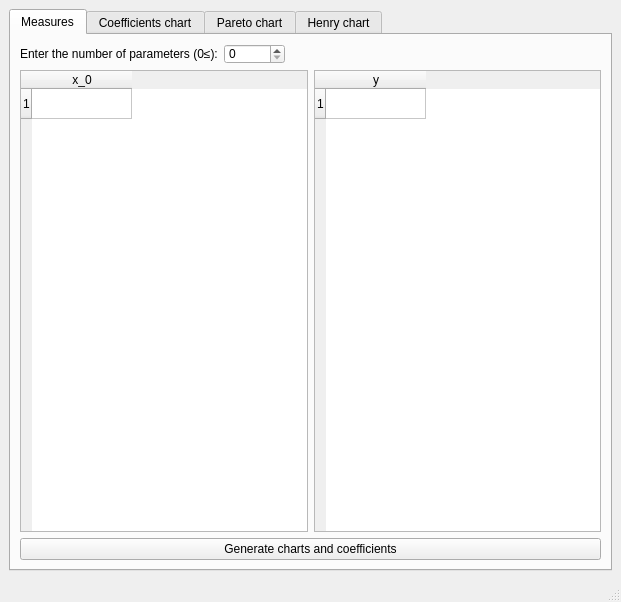
Qt form src/doe.ui (2010019970909/design_of_experiments) before a commit.
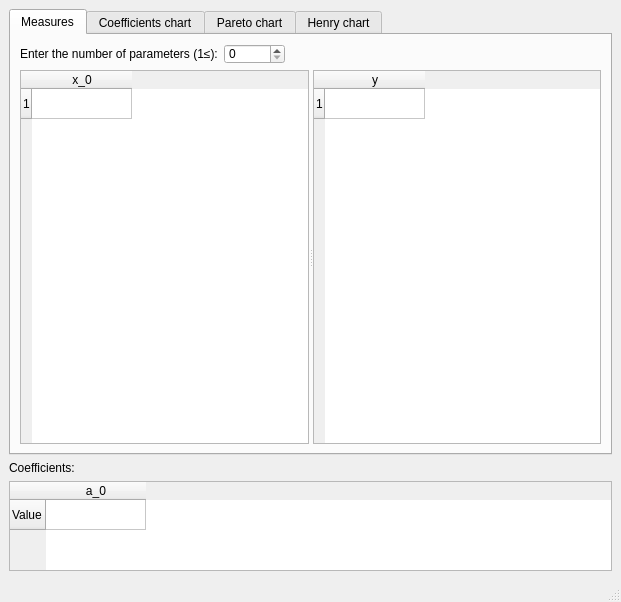
The same form after that commit. Custom widgets are drawn as their Qt base class.

Commit message: Minimal GUI without Pareto and Henry charts

```diff
--- a/src/doe.ui
+++ b/src/doe.ui
@@ -20,9 +20,12 @@
    <bool>true</bool>
   </property>
   <widget class="QWidget" name="centralwidget">
-   <layout class="QHBoxLayout" name="horizontalLayout">
+   <layout class="QVBoxLayout" name="verticalLayout_3">
     <item>
      <widget class="QTabWidget" name="tabWidget">
+      <property name="enabled">
+       <bool>true</bool>
+      </property>
       <property name="currentIndex">
        <number>0</number>
       </property>
@@ -53,7 +56,7 @@
              <enum>Qt::LeftToRight</enum>
             </property>
             <property name="text">
-             <string>Enter the number of parameters (0≤):</string>
+             <string>Enter the number of parameters (1≤):</string>
             </property>
             <property name="scaledContents">
              <bool>false</bool>
@@ -98,9 +101,11 @@
          </layout>
         </item>
         <item>
-         <layout class="QHBoxLayout" name="horizontalLayout_5">
-          <item>
-           <widget class="QTableWidget" name="tableWidget">
+         <widget class="QSplitter" name="splitter">
+          <property name="orientation">
+           <enum>Qt::Horizontal</enum>
+          </property>
+          <widget class="LaTeXQTableWidget" name="tableWidget">
             <property name="sizePolicy">
              <sizepolicy hsizetype="Minimum" vsizetype="Minimum">
               <horstretch>0</horstretch>
@@ -126,9 +131,7 @@
              </property>
             </column>
            </widget>
-          </item>
-          <item>
-           <widget class="QTableWidget" name="measure">
+          <widget class="LaTeXQTableWidget" name="measure">
             <property name="sizePolicy">
              <sizepolicy hsizetype="Minimum" vsizetype="Minimum">
               <horstretch>0</horstretch>
@@ -149,14 +152,6 @@
              </property>
             </column>
            </widget>
-          </item>
-         </layout>
-        </item>
-        <item>
-         <widget class="QPushButton" name="generate_button">
-          <property name="text">
-           <string>Generate charts and coefficients</string>
-          </property>
          </widget>
         </item>
        </layout>
@@ -193,6 +188,46 @@
       </widget>
      </widget>
     </item>
+    <item>
+     <widget class="QLabel" name="label">
+      <property name="text">
+       <string>Coefficients:</string>
+      </property>
+     </widget>
+    </item>
+    <item>
+     <layout class="QHBoxLayout" name="horizontalLayout">
+      <item>
+       <widget class="LaTeXQTableWidget" name="coefficients_tab">
+        <property name="sizePolicy">
+         <sizepolicy hsizetype="Expanding" vsizetype="Preferred">
+          <horstretch>0</horstretch>
+          <verstretch>0</verstretch>
+         </sizepolicy>
+        </property>
+        <property name="maximumSize">
+         <size>
+          <width>16777215</width>
+          <height>90</height>
+         </size>
+        </property>
+        <property name="editTriggers">
+         <set>QAbstractItemView::NoEditTriggers</set>
+        </property>
+        <row>
+         <property name="text">
+          <string>Value</string>
+         </property>
+        </row>
+        <column>
+         <property name="text">
+          <string>a_0</string>
+         </property>
+        </column>
+       </widget>
+      </item>
+     </layout>
+    </item>
    </layout>
   </widget>
   <widget class="QMenuBar" name="menubar">
@@ -229,6 +264,11 @@
    <header location="global">mplwidget</header>
    <container>1</container>
   </customwidget>
+  <customwidget>
+   <class>LaTeXQTableWidget</class>
+   <extends>QTableWidget</extends>
+   <header location="global">latexqtablewidget</header>
+  </customwidget>
  </customwidgets>
  <resources/>
  <connections/>
```
Left out of the diff: 6 changed lines with no effect on the pictures. Lines whose indentation alone changed are shown as unchanged. The commit also changes 13 other files.
